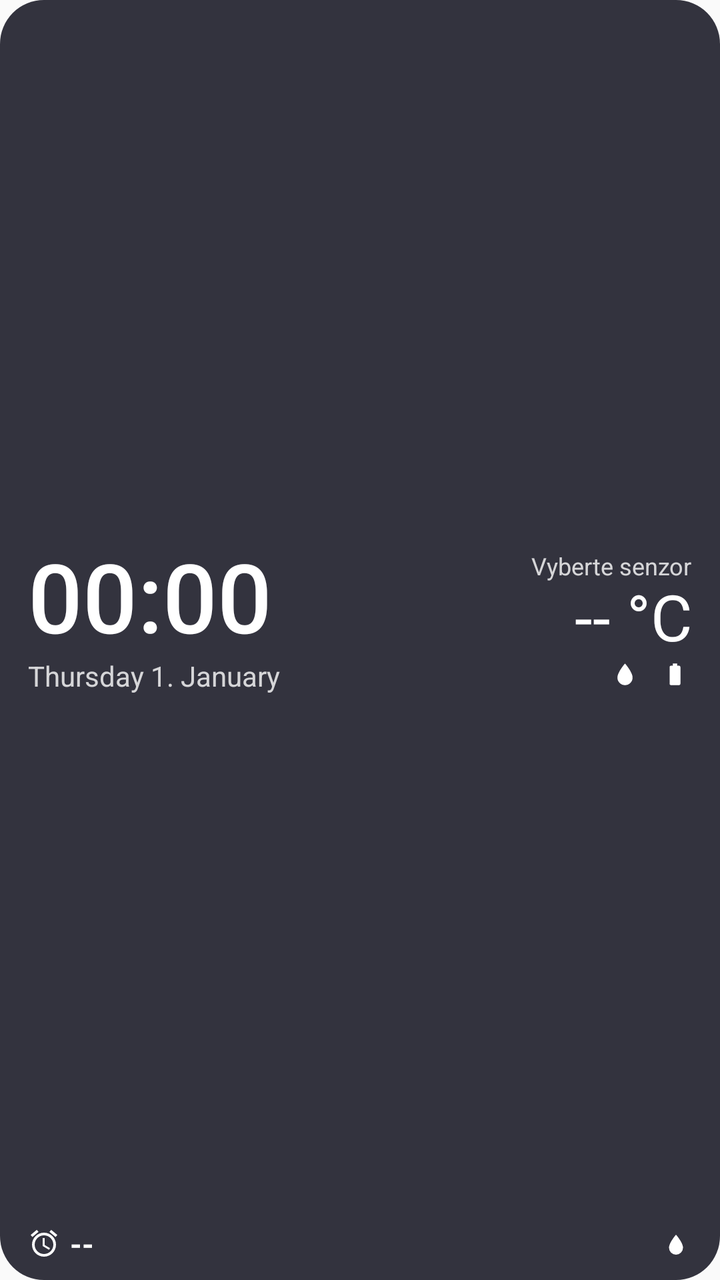
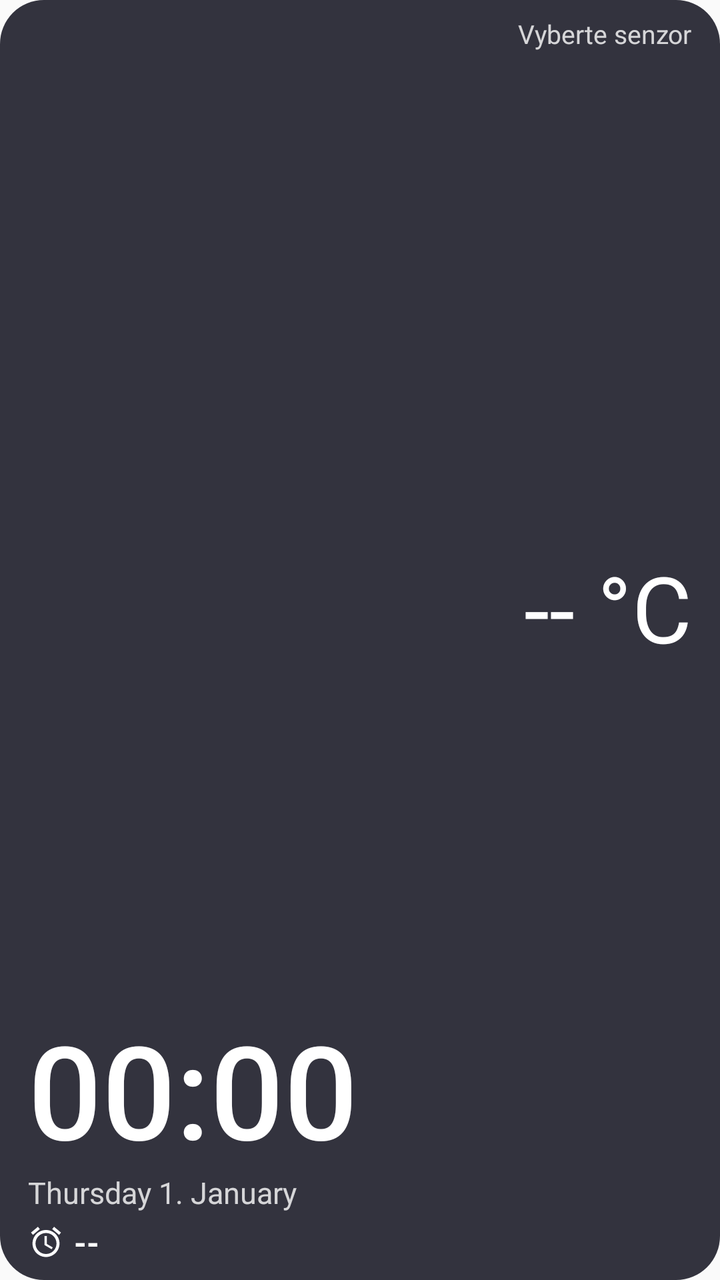

Screens rendered from an Android XML layout before and after an edit, with the pre-edit source and the edit as a unified diff.
<!-- AndroidManifest.xml: application theme android:Theme.Material.Light.DarkActionBar -->
<!-- res/layout/widget.xml -->
<?xml version="1.0" encoding="utf-8"?>
<LinearLayout xmlns:android="http://schemas.android.com/apk/res/android"
    android:id="@+id/root"
    android:layout_width="match_parent"
    android:layout_height="match_parent"
    android:background="@drawable/widget_bg"
    android:orientation="horizontal"
    android:paddingStart="14dp"
    android:paddingTop="8dp"
    android:paddingEnd="14dp"
    android:paddingBottom="8dp">

    <LinearLayout
        android:id="@+id/left"
        android:layout_width="0dp"
        android:layout_height="match_parent"
        android:layout_weight="1"
        android:gravity="start"
        android:orientation="vertical">

        <FrameLayout
            android:layout_width="match_parent"
            android:layout_height="0dp"
            android:layout_weight="1" />

        <TextClock
            android:id="@+id/clock"
            android:layout_width="wrap_content"
            android:layout_height="wrap_content"
            android:fontFamily="sans-serif-medium"
            android:format12Hour="HH:mm"
            android:format24Hour="HH:mm"
            android:includeFontPadding="false"
            android:textColor="#FFFFFF"
            android:textSize="48sp" />

        <TextClock
            android:id="@+id/date"
            android:layout_width="wrap_content"
            android:layout_height="wrap_content"
            android:ellipsize="end"
            android:format12Hour="EEEE d. MMMM"
            android:format24Hour="EEEE d. MMMM"
            android:maxLines="1"
            android:textColor="#CCFFFFFF"
            android:textSize="14sp" />

        <FrameLayout
            android:layout_width="match_parent"
            android:layout_height="0dp"
            android:layout_weight="1" />

        <LinearLayout
            android:id="@+id/alarm_row"
            android:layout_width="wrap_content"
            android:layout_height="wrap_content"
            android:gravity="center_vertical"
            android:orientation="horizontal">

            <ImageView
                android:id="@+id/alarm_icon"
                android:layout_width="16dp"
                android:layout_height="16dp"
                android:src="@drawable/ic_alarm" />

            <TextView
                android:id="@+id/alarm"
                android:layout_width="wrap_content"
                android:layout_height="wrap_content"
                android:layout_marginStart="5dp"
                android:maxLines="1"
                android:text="--"
                android:textColor="#FFFFFF"
                android:textSize="15sp"
                android:textStyle="bold" />
        </LinearLayout>
    </LinearLayout>

    <LinearLayout
        android:layout_width="0dp"
        android:layout_height="match_parent"
        android:layout_weight="1"
        android:gravity="end"
        android:orientation="vertical">

        <FrameLayout
            android:layout_width="match_parent"
            android:layout_height="0dp"
            android:layout_weight="1" />

        <TextView
            android:id="@+id/sensor_name"
            android:layout_width="wrap_content"
            android:layout_height="wrap_content"
            android:ellipsize="end"
            android:maxLines="1"
            android:text="Vyberte senzor"
            android:textColor="#CCFFFFFF"
            android:textSize="12sp" />

        <TextView
            android:id="@+id/temp"
            android:layout_width="wrap_content"
            android:layout_height="wrap_content"
            android:includeFontPadding="false"
            android:maxLines="1"
            android:text="-- °C"
            android:textColor="#FFFFFF"
            android:textSize="32sp" />

        <LinearLayout
            android:id="@+id/hum_row"
            android:layout_width="wrap_content"
            android:layout_height="wrap_content"
            android:gravity="end|center_vertical"
            android:orientation="horizontal">

            <LinearLayout
                android:id="@+id/hum_group"
                android:layout_width="wrap_content"
                android:layout_height="wrap_content"
                android:gravity="center_vertical"
                android:orientation="horizontal">

                <ImageView
                    android:layout_width="13dp"
                    android:layout_height="13dp"
                    android:src="@drawable/ic_drop" />

                <TextView
                    android:id="@+id/hum"
                    android:layout_width="wrap_content"
                    android:layout_height="wrap_content"
                    android:layout_marginStart="2dp"
                    android:maxLines="1"
                    android:text=""
                    android:textColor="#CCFFFFFF"
                    android:textSize="13sp" />
            </LinearLayout>

            <LinearLayout
                android:id="@+id/bat_group"
                android:layout_width="wrap_content"
                android:layout_height="wrap_content"
                android:layout_marginStart="10dp"
                android:gravity="center_vertical"
                android:orientation="horizontal">

                <ImageView
                    android:layout_width="13dp"
                    android:layout_height="13dp"
                    android:src="@drawable/ic_battery" />

                <TextView
                    android:id="@+id/bat"
                    android:layout_width="wrap_content"
                    android:layout_height="wrap_content"
                    android:layout_marginStart="2dp"
                    android:maxLines="1"
                    android:text=""
                    android:textColor="#CCFFFFFF"
                    android:textSize="13sp" />
            </LinearLayout>
        </LinearLayout>

        <FrameLayout
            android:layout_width="match_parent"
            android:layout_height="0dp"
            android:layout_weight="1" />

        <LinearLayout
            android:id="@+id/row2"
            android:layout_width="match_parent"
            android:layout_height="wrap_content"
            android:gravity="end|center_vertical"
            android:orientation="horizontal">

            <TextView
                android:id="@+id/sensor2_name"
                android:layout_width="0dp"
                android:layout_height="wrap_content"
                android:layout_weight="1"
                android:ellipsize="end"
                android:gravity="end"
                android:maxLines="1"
                android:text=""
                android:textColor="#B3FFFFFF"
                android:textSize="11sp" />

            <TextView
                android:id="@+id/sensor2_temp"
                android:layout_width="wrap_content"
                android:layout_height="wrap_content"
                android:layout_marginStart="6dp"
                android:maxLines="1"
                android:text=""
                android:textColor="#FFFFFF"
                android:textSize="14sp"
                android:textStyle="bold" />

            <LinearLayout
                android:id="@+id/hum2_group"
                android:layout_width="wrap_content"
                android:layout_height="wrap_content"
                android:layout_marginStart="6dp"
                android:gravity="center_vertical"
                android:orientation="horizontal">

                <ImageView
                    android:layout_width="12dp"
                    android:layout_height="12dp"
                    android:src="@drawable/ic_drop" />

                <TextView
                    android:id="@+id/sensor2_hum"
                    android:layout_width="wrap_content"
                    android:layout_height="wrap_content"
                    android:layout_marginStart="2dp"
                    android:maxLines="1"
                    android:text=""
                    android:textColor="#CCFFFFFF"
                    android:textSize="12sp" />
            </LinearLayout>
        </LinearLayout>
    </LinearLayout>
</LinearLayout>
<!-- resources referenced by this layout -->
<resources>
  <!-- drawable ic_alarm (drawable) -->
  <?xml version="1.0" encoding="utf-8"?>
  <vector xmlns:android="http://schemas.android.com/apk/res/android"
      android:width="24dp"
      android:height="24dp"
      android:viewportWidth="24"
      android:viewportHeight="24">
      <path
          android:fillColor="#FFFFFF"
          android:pathData="M22,5.72l-4.6,-3.86 -1.29,1.53 4.6,3.86L22,5.72zM7.88,3.39L6.6,1.86 2,5.71l1.29,1.53 4.59,-3.85zM12.5,8H11v6l4.75,2.85 0.75,-1.23 -4,-2.37V8zM12,4c-4.97,0 -9,4.03 -9,9s4.02,9 9,9c4.97,0 9,-4.03 9,-9s-4.03,-9 -9,-9zM12,20c-3.87,0 -7,-3.13 -7,-7s3.13,-7 7,-7 7,3.13 7,7 -3.13,7 -7,7z" />
  </vector>
  <!-- drawable ic_battery (drawable) -->
  <?xml version="1.0" encoding="utf-8"?>
  <vector xmlns:android="http://schemas.android.com/apk/res/android"
      android:width="24dp"
      android:height="24dp"
      android:viewportWidth="24"
      android:viewportHeight="24">
      <path
          android:fillColor="#FFFFFF"
          android:pathData="M15.67,4H14V2h-4v2H8.33C7.6,4 7,4.6 7,5.33v15.33C7,21.4 7.6,22 8.33,22h7.33c0.74,0 1.34,-0.6 1.34,-1.33V5.33C17,4.6 16.4,4 15.67,4z" />
  </vector>
  <!-- drawable ic_drop (drawable) -->
  <?xml version="1.0" encoding="utf-8"?>
  <vector xmlns:android="http://schemas.android.com/apk/res/android"
      android:width="24dp"
      android:height="24dp"
      android:viewportWidth="24"
      android:viewportHeight="24">
      <path
          android:fillColor="#FFFFFF"
          android:pathData="M12,2 C12,2 5,10 5,15 A7,7 0 0,0 19,15 C19,10 12,2 12,2 Z" />
  </vector>
  <!-- drawable widget_bg (drawable) -->
  <?xml version="1.0" encoding="utf-8"?>
  <shape xmlns:android="http://schemas.android.com/apk/res/android"
      android:shape="rectangle">
      <solid android:color="#E61E1F2B" />
      <corners android:radius="22dp" />
  </shape>
</resources>

<!-- the commit's change to res/layout/widget.xml (unified diff, before → after) -->
@@ -10,71 +10,79 @@
     android:paddingEnd="14dp"
     android:paddingBottom="8dp">
 
-    <LinearLayout
+    <FrameLayout
         android:id="@+id/left"
         android:layout_width="0dp"
         android:layout_height="match_parent"
-        android:layout_weight="1"
-        android:gravity="start"
-        android:orientation="vertical">
-
-        <FrameLayout
-            android:layout_width="match_parent"
-            android:layout_height="0dp"
-            android:layout_weight="1" />
-
-        <TextClock
-            android:id="@+id/clock"
-            android:layout_width="wrap_content"
-            android:layout_height="wrap_content"
-            android:fontFamily="sans-serif-medium"
-            android:format12Hour="HH:mm"
-            android:format24Hour="HH:mm"
-            android:includeFontPadding="false"
-            android:textColor="#FFFFFF"
-            android:textSize="48sp" />
-
-        <TextClock
-            android:id="@+id/date"
-            android:layout_width="wrap_content"
-            android:layout_height="wrap_content"
-            android:ellipsize="end"
-            android:format12Hour="EEEE d. MMMM"
-            android:format24Hour="EEEE d. MMMM"
-            android:maxLines="1"
-            android:textColor="#CCFFFFFF"
-            android:textSize="14sp" />
-
-        <FrameLayout
-            android:layout_width="match_parent"
-            android:layout_height="0dp"
-            android:layout_weight="1" />
+        android:layout_weight="1">
 
         <LinearLayout
-            android:id="@+id/alarm_row"
-            android:layout_width="wrap_content"
-            android:layout_height="wrap_content"
-            android:gravity="center_vertical"
-            android:orientation="horizontal">
+            android:layout_width="match_parent"
+            android:layout_height="match_parent"
+            android:gravity="start"
+            android:orientation="vertical">
 
-            <ImageView
-                android:id="@+id/alarm_icon"
-                android:layout_width="16dp"
-                android:layout_height="16dp"
-                android:src="@drawable/ic_alarm" />
+            <TextClock
+                android:id="@+id/clock"
+                android:layout_width="match_parent"
+                android:layout_height="0dp"
+                android:layout_weight="1"
+                android:autoSizeMaxTextSize="90sp"
+                android:autoSizeMinTextSize="30sp"
+                android:autoSizeStepGranularity="1sp"
+                android:autoSizeTextType="uniform"
+                android:fontFamily="sans-serif-medium"
+                android:format12Hour="HH:mm"
+                android:format24Hour="HH:mm"
+                android:gravity="start|bottom"
+                android:includeFontPadding="false"
+                android:maxLines="1"
+                android:textColor="#FFFFFF"
+                android:textSize="60sp" />
 
-            <TextView
-                android:id="@+id/alarm"
+            <TextClock
+                android:id="@+id/date"
                 android:layout_width="wrap_content"
                 android:layout_height="wrap_content"
-                android:layout_marginStart="5dp"
+                android:ellipsize="end"
+                android:format12Hour="EEEE d. MMMM"
+                android:format24Hour="EEEE d. MMMM"
                 android:maxLines="1"
-                android:text="--"
-                android:textColor="#FFFFFF"
-                android:textSize="15sp"
-                android:textStyle="bold" />
+                android:textColor="#CCFFFFFF"
+                android:textSize="15sp" />
+
+            <LinearLayout
+                android:id="@+id/alarm_row"
+                android:layout_width="wrap_content"
+                android:layout_height="wrap_content"
+                android:layout_marginTop="4dp"
+                android:gravity="center_vertical"
+                android:orientation="horizontal">
+
+                <ImageView
+                    android:id="@+id/alarm_icon"
+                    android:layout_width="18dp"
+                    android:layout_height="18dp"
+                    android:src="@drawable/ic_alarm" />
+
+                <TextView
+                    android:id="@+id/alarm"
+                    android:layout_width="wrap_content"
+                    android:layout_height="wrap_content"
+                    android:layout_marginStart="5dp"
+                    android:maxLines="1"
+                    android:text="--"
+                    android:textColor="#FFFFFF"
+                    android:textSize="16sp"
+                    android:textStyle="bold" />
+            </LinearLayout>
         </LinearLayout>
-    </LinearLayout>
+
+        <ImageView
+            android:id="@+id/click_left"
+            android:layout_width="match_parent"
+            android:layout_height="match_parent" />
+    </FrameLayout>
 
     <LinearLayout
         android:layout_width="0dp"
@@ -82,11 +90,6 @@
         android:layout_weight="1"
         android:gravity="end"
         android:orientation="vertical">
-
-        <FrameLayout
-            android:layout_width="match_parent"
-            android:layout_height="0dp"
-            android:layout_weight="1" />
 
         <TextView
             android:id="@+id/sensor_name"
@@ -96,82 +99,38 @@
             android:maxLines="1"
             android:text="Vyberte senzor"
             android:textColor="#CCFFFFFF"
-            android:textSize="12sp" />
+            android:textSize="13sp" />
 
         <TextView
             android:id="@+id/temp"
-            android:layout_width="wrap_content"
-            android:layout_height="wrap_content"
+            android:layout_width="match_parent"
+            android:layout_height="0dp"
+            android:layout_weight="1"
+            android:autoSizeMaxTextSize="46sp"
+            android:autoSizeMinTextSize="22sp"
+            android:autoSizeStepGranularity="1sp"
+            android:autoSizeTextType="uniform"
+            android:gravity="end|center_vertical"
             android:includeFontPadding="false"
             android:maxLines="1"
             android:text="-- °C"
             android:textColor="#FFFFFF"
-            android:textSize="32sp" />
+            android:textSize="34sp" />
 
-        <LinearLayout
-            android:id="@+id/hum_row"
+        <TextView
+            android:id="@+id/hum"
             android:layout_width="wrap_content"
             android:layout_height="wrap_content"
-            android:gravity="end|center_vertical"
-            android:orientation="horizontal">
-
-            <LinearLayout
-                android:id="@+id/hum_group"
-                android:layout_width="wrap_content"
-                android:layout_height="wrap_content"
-                android:gravity="center_vertical"
-                android:orientation="horizontal">
-
-                <ImageView
-                    android:layout_width="13dp"
-                    android:layout_height="13dp"
-                    android:src="@drawable/ic_drop" />
-
-                <TextView
-                    android:id="@+id/hum"
-                    android:layout_width="wrap_content"
-                    android:layout_height="wrap_content"
-                    android:layout_marginStart="2dp"
-                    android:maxLines="1"
-                    android:text=""
-                    android:textColor="#CCFFFFFF"
-                    android:textSize="13sp" />
-            </LinearLayout>
-
-            <LinearLayout
-                android:id="@+id/bat_group"
-                android:layout_width="wrap_content"
-                android:layout_height="wrap_content"
-                android:layout_marginStart="10dp"
-                android:gravity="center_vertical"
-                android:orientation="horizontal">
-
-                <ImageView
-                    android:layout_width="13dp"
-                    android:layout_height="13dp"
-                    android:src="@drawable/ic_battery" />
-
-                <TextView
-                    android:id="@+id/bat"
-                    android:layout_width="wrap_content"
-                    android:layout_height="wrap_content"
-                    android:layout_marginStart="2dp"
-                    android:maxLines="1"
-                    android:text=""
-                    android:textColor="#CCFFFFFF"
-                    android:textSize="13sp" />
-            </LinearLayout>
-        </LinearLayout>
-
-        <FrameLayout
-            android:layout_width="match_parent"
-            android:layout_height="0dp"
-            android:layout_weight="1" />
+            android:maxLines="1"
+            android:text=""
+            android:textColor="#CCFFFFFF"
+            android:textSize="14sp" />
 
         <LinearLayout
             android:id="@+id/row2"
             android:layout_width="match_parent"
             android:layout_height="wrap_content"
+            android:layout_marginTop="6dp"
             android:gravity="end|center_vertical"
             android:orientation="horizontal">
 
@@ -185,7 +144,7 @@
                 android:maxLines="1"
                 android:text=""
                 android:textColor="#B3FFFFFF"
-                android:textSize="11sp" />
+                android:textSize="12sp" />
 
             <TextView
                 android:id="@+id/sensor2_temp"
@@ -195,32 +154,18 @@
                 android:maxLines="1"
                 android:text=""
                 android:textColor="#FFFFFF"
-                android:textSize="14sp"
+                android:textSize="15sp"
                 android:textStyle="bold" />
 
-            <LinearLayout
-                android:id="@+id/hum2_group"
+            <TextView
+                android:id="@+id/sensor2_hum"
                 android:layout_width="wrap_content"
                 android:layout_height="wrap_content"
                 android:layout_marginStart="6dp"
-                android:gravity="center_vertical"
-                android:orientation="horizontal">
-
-                <ImageView
-                    android:layout_width="12dp"
-                    android:layout_height="12dp"
-                    android:src="@drawable/ic_drop" />
-
-                <TextView
-                    android:id="@+id/sensor2_hum"
-                    android:layout_width="wrap_content"
-                    android:layout_height="wrap_content"
-                    android:layout_marginStart="2dp"
-                    android:maxLines="1"
-                    android:text=""
-                    android:textColor="#CCFFFFFF"
-                    android:textSize="12sp" />
-            </LinearLayout>
+                android:maxLines="1"
+                android:text=""
+                android:textColor="#CCFFFFFF"
+                android:textSize="13sp" />
         </LinearLayout>
     </LinearLayout>
 </LinearLayout>
<!-- resource entries referenced after the edit -->
@@ -11,28 +11,6 @@
           android:fillColor="#FFFFFF"
           android:pathData="M22,5.72l-4.6,-3.86 -1.29,1.53 4.6,3.86L22,5.72zM7.88,3.39L6.6,1.86 2,5.71l1.29,1.53 4.59,-3.85zM12.5,8H11v6l4.75,2.85 0.75,-1.23 -4,-2.37V8zM12,4c-4.97,0 -9,4.03 -9,9s4.02,9 9,9c4.97,0 9,-4.03 9,-9s-4.03,-9 -9,-9zM12,20c-3.87,0 -7,-3.13 -7,-7s3.13,-7 7,-7 7,3.13 7,7 -3.13,7 -7,7z" />
   </vector>
-  <!-- drawable ic_battery (drawable) -->
-  <?xml version="1.0" encoding="utf-8"?>
-  <vector xmlns:android="http://schemas.android.com/apk/res/android"
-      android:width="24dp"
-      android:height="24dp"
-      android:viewportWidth="24"
-      android:viewportHeight="24">
-      <path
-          android:fillColor="#FFFFFF"
-          android:pathData="M15.67,4H14V2h-4v2H8.33C7.6,4 7,4.6 7,5.33v15.33C7,21.4 7.6,22 8.33,22h7.33c0.74,0 1.34,-0.6 1.34,-1.33V5.33C17,4.6 16.4,4 15.67,4z" />
-  </vector>
-  <!-- drawable ic_drop (drawable) -->
-  <?xml version="1.0" encoding="utf-8"?>
-  <vector xmlns:android="http://schemas.android.com/apk/res/android"
-      android:width="24dp"
-      android:height="24dp"
-      android:viewportWidth="24"
-      android:viewportHeight="24">
-      <path
-          android:fillColor="#FFFFFF"
-          android:pathData="M12,2 C12,2 5,10 5,15 A7,7 0 0,0 19,15 C19,10 12,2 12,2 Z" />
-  </vector>
   <!-- drawable widget_bg (drawable) -->
   <?xml version="1.0" encoding="utf-8"?>
   <shape xmlns:android="http://schemas.android.com/apk/res/android"
